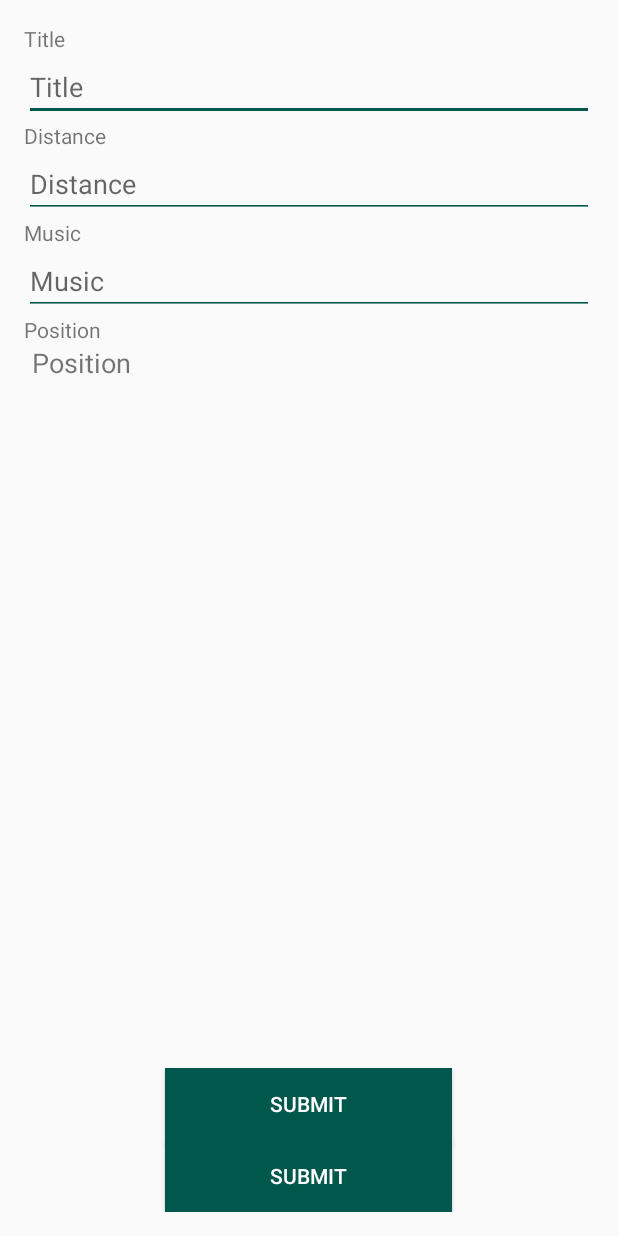
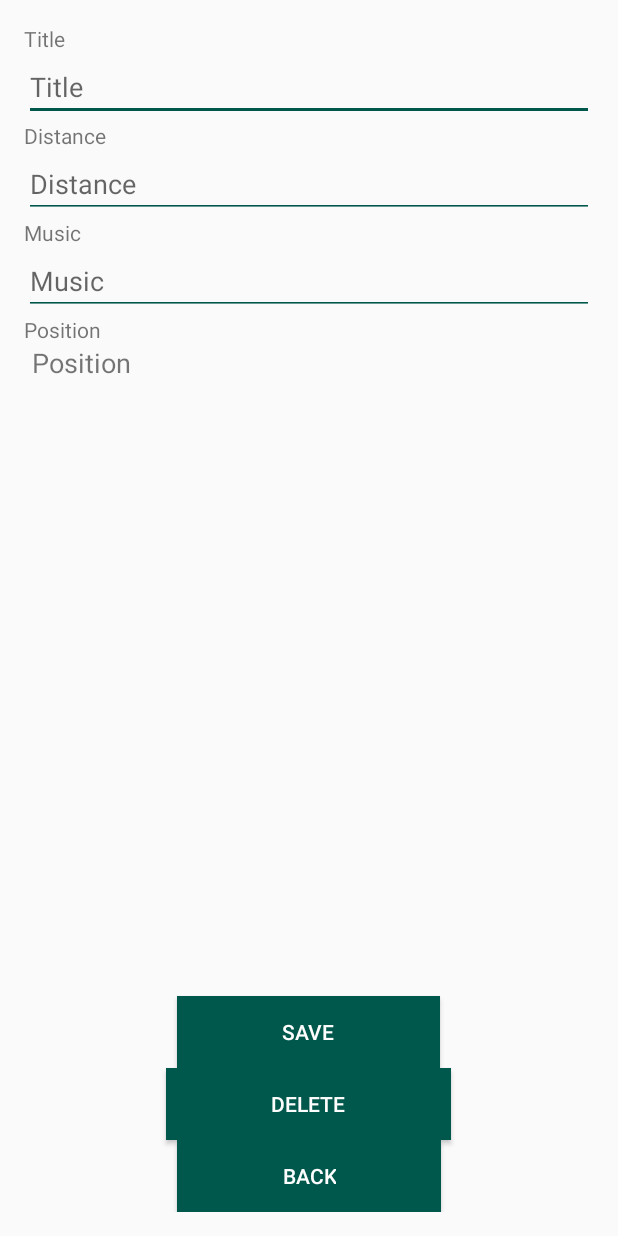
Before and after one commit to brunobittarello/WakeMeUpHere, an Android app: the layout activity_alarm_form.xml on its own in the app's theme, with its tools: preview values and no code run, on a phone screen of 412 x 824 dp. Run offline under Robolectric (Android 15) with nearby library versions, the phone set to English and light mode, and no system bars.

Commit message:
Editing and Deleting alarms

```diff
--- a/app/src/main/res/layout/activity_alarm_form.xml
+++ b/app/src/main/res/layout/activity_alarm_form.xml
@@ -80,8 +80,8 @@
                 android:elevation="4dp"
                 android:paddingLeft="70dp"
                 android:paddingRight="70dp"
-            android:text="Submit"
-            android:textColor="#fff" />
+                android:text="Save"
+                android:textColor="#fff" android:onClick="onButtonSaveClicked"/>
 
         <Button
                 android:layout_width="wrap_content"
@@ -91,7 +91,18 @@
                 android:elevation="4dp"
                 android:paddingLeft="70dp"
                 android:paddingRight="70dp"
-                android:text="Submit"
-                android:textColor="#fff" />
+                android:text="Delete"
+                android:textColor="#fff" android:onClick="onButtonDeleteClicked"/>
+
+        <Button
+                android:layout_width="wrap_content"
+                android:layout_height="wrap_content"
+                android:layout_gravity="center_horizontal"
+                android:background="@color/colorPrimaryDark"
+                android:elevation="4dp"
+                android:paddingLeft="70dp"
+                android:paddingRight="70dp"
+                android:text="Back"
+                android:textColor="#fff" android:onClick="onButtonCancelClicked"/>
     </LinearLayout>
 </androidx.constraintlayout.widget.ConstraintLayout>
```
Also changed, not shown: app/src/main/java/com/wakemeuphere/AlarmForm.kt (+33 -12 lines), app/src/main/java/com/wakemeuphere/MapsActivity.kt (+9 -13 lines), app/src/main/java/com/wakemeuphere/internal/Alarm.kt (+5 -5 lines), app/src/main/java/com/wakemeuphere/internal/AppMemoryManager.kt (+8 -1 lines). Lines whose indentation alone changed are shown as unchanged.
